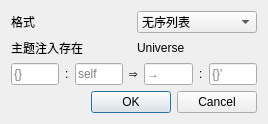
Old version of the form descadddialog.ui in the repository DKLost/questions.
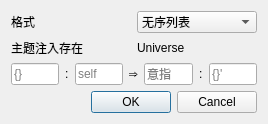
New version of the form.

The edit to the form file:
```diff
--- a/descadddialog.ui
+++ b/descadddialog.ui
@@ -110,7 +110,7 @@
         <string>关系过程存在</string>
        </property>
        <property name="placeholderText">
-        <string>→</string>
+        <string>意指</string>
        </property>
       </widget>
      </item>
```
